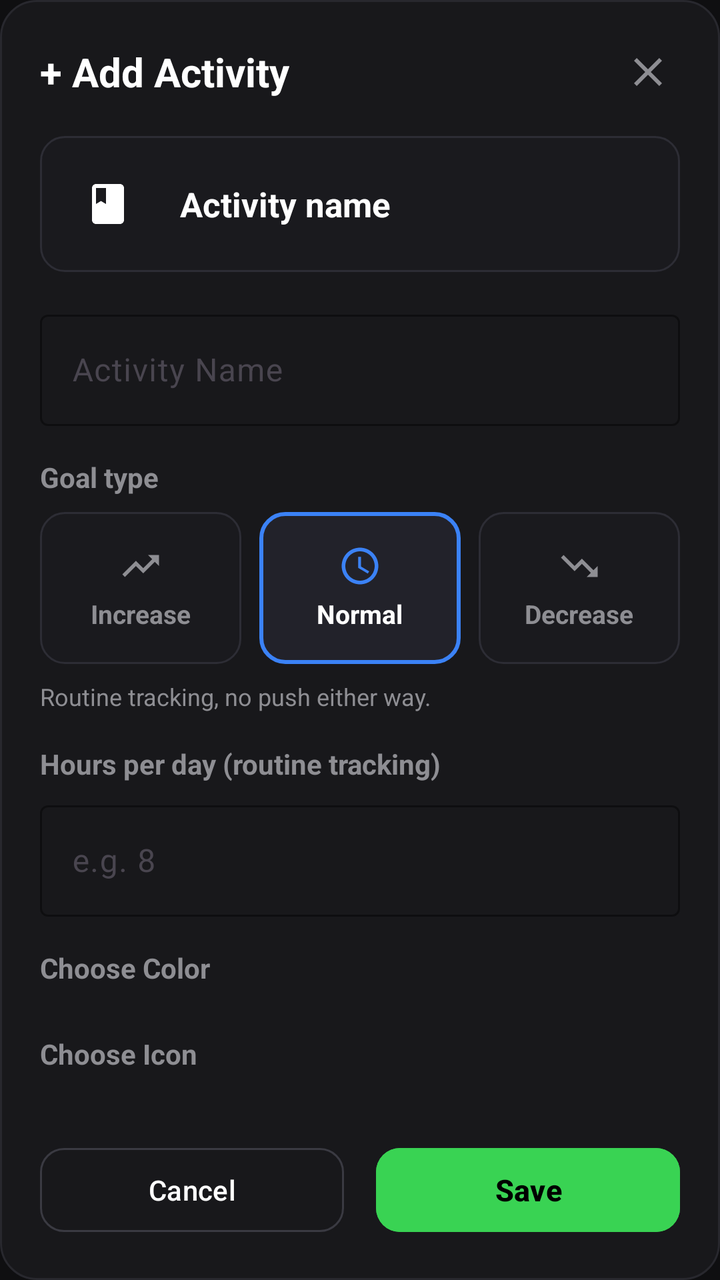
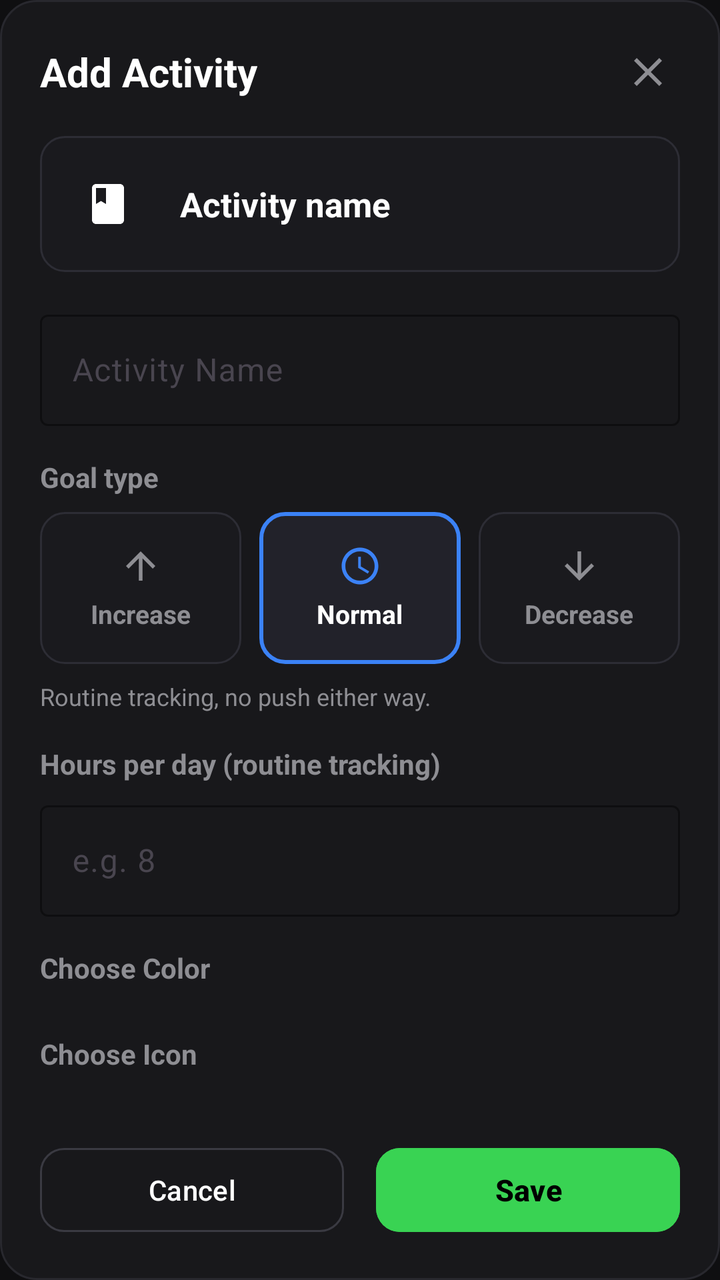

The first picture is an Android layout as it rendered before a commit; the second is the same layout after the commit. The layout source and the unified diff follow.
<!-- AndroidManifest.xml: application theme Theme.LifeFlow -->
<!-- res/layout/dialog_activity_edit.xml -->
<?xml version="1.0" encoding="utf-8"?>
<LinearLayout xmlns:android="http://schemas.android.com/apk/res/android"
    xmlns:app="http://schemas.android.com/apk/res-auto"
    xmlns:tools="http://schemas.android.com/tools"
    android:layout_width="match_parent"
    android:layout_height="wrap_content"
    android:background="@drawable/bg_rounded_card"
    android:orientation="vertical"
    android:padding="20dp">

    
    <RelativeLayout
        android:layout_width="match_parent"
        android:layout_height="wrap_content"
        android:layout_marginBottom="16dp">

        <TextView
            android:id="@+id/tv_dialog_title"
            android:layout_width="wrap_content"
            android:layout_height="wrap_content"
            android:layout_alignParentStart="true"
            android:layout_centerVertical="true"
            android:text="@string/add_activity"
            android:textColor="@color/white"
            android:textSize="20sp"
            android:textStyle="bold" />

        <ImageButton
            android:id="@+id/btn_dialog_close"
            android:layout_width="32dp"
            android:layout_height="32dp"
            android:layout_alignParentEnd="true"
            android:layout_centerVertical="true"
            android:background="?attr/selectableItemBackgroundBorderless"
            android:contentDescription="Close"
            android:padding="4dp"
            android:src="@drawable/ic_close"
            app:tint="@color/text_secondary" />
    </RelativeLayout>

    <ScrollView
        android:layout_width="match_parent"
        android:layout_height="0dp"
        android:layout_weight="1"
        android:fillViewport="true"
        android:overScrollMode="never"
        android:scrollbars="none">

        <LinearLayout
            android:layout_width="match_parent"
            android:layout_height="wrap_content"
            android:orientation="vertical">

            
            <LinearLayout
                android:id="@+id/layout_activity_preview"
                android:layout_width="match_parent"
                android:layout_height="wrap_content"
                android:layout_marginBottom="16dp"
                android:background="@drawable/bg_goal_card_unselected"
                android:gravity="center_vertical"
                android:orientation="horizontal"
                android:padding="12dp">

                <FrameLayout
                    android:id="@+id/v_preview_icon_bg"
                    android:layout_width="44dp"
                    android:layout_height="44dp">

                    <ImageView
                        android:id="@+id/iv_preview_icon"
                        android:layout_width="24dp"
                        android:layout_height="24dp"
                        android:layout_gravity="center"
                        android:contentDescription="Preview icon"
                        android:src="@drawable/ic_study" />
                </FrameLayout>

                <TextView
                    android:id="@+id/tv_preview_title"
                    android:layout_width="match_parent"
                    android:layout_height="wrap_content"
                    android:layout_marginStart="14dp"
                    android:ellipsize="end"
                    android:maxLines="1"
                    android:text="Activity name"
                    android:textColor="@color/white"
                    android:textSize="17sp"
                    android:textStyle="bold" />
            </LinearLayout>

            
            <com.google.android.material.textfield.TextInputLayout
                android:id="@+id/til_activity_name"
                style="@style/Widget.Material3.TextInputLayout.OutlinedBox"
                android:layout_width="match_parent"
                android:layout_height="wrap_content"
                android:hint="@string/activity_name_label"
                app:boxStrokeColor="@color/primary"
                app:hintTextColor="@color/primary">

                <com.google.android.material.textfield.TextInputEditText
                    android:id="@+id/et_activity_name"
                    android:layout_width="match_parent"
                    android:layout_height="wrap_content"
                    android:inputType="textCapWords"
                    android:maxLines="1"
                    android:textColor="@color/white"
                    android:textColorHint="@color/text_secondary" />
            </com.google.android.material.textfield.TextInputLayout>

            
            <TextView
                android:layout_width="wrap_content"
                android:layout_height="wrap_content"
                android:layout_marginTop="16dp"
                android:text="@string/goal_type_label"
                android:textColor="@color/text_secondary"
                android:textSize="14sp"
                android:textStyle="bold" />

            <LinearLayout
                android:layout_width="match_parent"
                android:layout_height="wrap_content"
                android:layout_marginTop="8dp"
                android:baselineAligned="false"
                android:orientation="horizontal">

                
                <LinearLayout
                    android:id="@+id/card_goal_increase"
                    android:layout_width="0dp"
                    android:layout_height="76dp"
                    android:layout_marginEnd="6dp"
                    android:layout_weight="1"
                    android:background="@drawable/bg_goal_card_unselected"
                    android:clickable="true"
                    android:focusable="true"
                    android:gravity="center"
                    android:orientation="vertical"
                    android:padding="8dp">

                    <ImageView
                        android:id="@+id/iv_goal_increase_icon"
                        android:layout_width="22dp"
                        android:layout_height="22dp"
                        android:src="@drawable/ic_trending_up"
                        app:tint="@color/text_secondary" />

                    <TextView
                        android:id="@+id/tv_goal_increase_label"
                        android:layout_width="wrap_content"
                        android:layout_height="wrap_content"
                        android:layout_marginTop="4dp"
                        android:text="@string/goal_increase"
                        android:textColor="@color/text_secondary"
                        android:textSize="13sp"
                        android:textStyle="bold" />
                </LinearLayout>

                
                <LinearLayout
                    android:id="@+id/card_goal_normal"
                    android:layout_width="0dp"
                    android:layout_height="76dp"
                    android:layout_marginStart="3dp"
                    android:layout_marginEnd="3dp"
                    android:layout_weight="1"
                    android:background="@drawable/bg_goal_card_selected"
                    android:clickable="true"
                    android:focusable="true"
                    android:gravity="center"
                    android:orientation="vertical"
                    android:padding="8dp">

                    <ImageView
                        android:id="@+id/iv_goal_normal_icon"
                        android:layout_width="22dp"
                        android:layout_height="22dp"
                        android:src="@drawable/ic_time"
                        app:tint="#3B82F6" />

                    <TextView
                        android:id="@+id/tv_goal_normal_label"
                        android:layout_width="wrap_content"
                        android:layout_height="wrap_content"
                        android:layout_marginTop="4dp"
                        android:text="@string/goal_normal"
                        android:textColor="@color/white"
                        android:textSize="13sp"
                        android:textStyle="bold" />
                </LinearLayout>

                
                <LinearLayout
                    android:id="@+id/card_goal_decrease"
                    android:layout_width="0dp"
                    android:layout_height="76dp"
                    android:layout_marginStart="6dp"
                    android:layout_weight="1"
                    android:background="@drawable/bg_goal_card_unselected"
                    android:clickable="true"
                    android:focusable="true"
                    android:gravity="center"
                    android:orientation="vertical"
                    android:padding="8dp">

                    <ImageView
                        android:id="@+id/iv_goal_decrease_icon"
                        android:layout_width="22dp"
                        android:layout_height="22dp"
                        android:src="@drawable/ic_trending_down"
                        app:tint="@color/text_secondary" />

                    <TextView
                        android:id="@+id/tv_goal_decrease_label"
                        android:layout_width="wrap_content"
                        android:layout_height="wrap_content"
                        android:layout_marginTop="4dp"
                        android:text="@string/goal_decrease"
                        android:textColor="@color/text_secondary"
                        android:textSize="13sp"
                        android:textStyle="bold" />
                </LinearLayout>
            </LinearLayout>

            
            <TextView
                android:id="@+id/tv_goal_type_description"
                android:layout_width="wrap_content"
                android:layout_height="wrap_content"
                android:layout_marginTop="8dp"
                android:text="@string/goal_desc_normal"
                android:textColor="@color/text_secondary"
                android:textSize="12sp" />

            
            <TextView
                android:id="@+id/tv_expected_hours_label"
                android:layout_width="wrap_content"
                android:layout_height="wrap_content"
                android:layout_marginTop="16dp"
                android:text="@string/target_hours_label_normal"
                android:textColor="@color/text_secondary"
                android:textSize="14sp"
                android:textStyle="bold" />

            <com.google.android.material.textfield.TextInputLayout
                android:id="@+id/til_expected_hours"
                style="@style/Widget.Material3.TextInputLayout.OutlinedBox"
                android:layout_width="match_parent"
                android:layout_height="wrap_content"
                android:layout_marginTop="6dp"
                app:boxStrokeColor="@color/primary"
                app:hintTextColor="@color/primary">

                <com.google.android.material.textfield.TextInputEditText
                    android:id="@+id/et_expected_hours"
                    android:layout_width="match_parent"
                    android:layout_height="wrap_content"
                    android:hint="e.g. 8"
                    android:inputType="numberDecimal"
                    android:maxLines="1"
                    android:textColor="@color/white"
                    android:textColorHint="@color/text_secondary" />
            </com.google.android.material.textfield.TextInputLayout>

            
            <TextView
                android:layout_width="wrap_content"
                android:layout_height="wrap_content"
                android:layout_marginTop="16dp"
                android:text="@string/activity_color_label"
                android:textColor="@color/text_secondary"
                android:textSize="14sp"
                android:textStyle="bold" />

            <HorizontalScrollView
                android:layout_width="match_parent"
                android:layout_height="wrap_content"
                android:layout_marginTop="8dp"
                android:clipToPadding="false"
                android:overScrollMode="never"
                android:scrollbars="none">

                <LinearLayout
                    android:id="@+id/layout_color_picker"
                    android:layout_width="wrap_content"
                    android:layout_height="wrap_content"
                    android:gravity="center_vertical"
                    android:orientation="horizontal" />
            </HorizontalScrollView>

            
            <LinearLayout
                android:id="@+id/layout_custom_color_row"
                android:layout_width="match_parent"
                android:layout_height="wrap_content"
                android:layout_marginTop="8dp"
                android:gravity="center_vertical"
                android:orientation="horizontal"
                android:visibility="gone"
                tools:visibility="visible">

                <com.google.android.material.textfield.TextInputLayout
                    style="@style/Widget.Material3.TextInputLayout.OutlinedBox"
                    android:layout_width="0dp"
                    android:layout_height="wrap_content"
                    android:layout_weight="1"
                    android:hint="Custom hex color (#39D353)"
                    app:boxStrokeColor="@color/primary"
                    app:hintTextColor="@color/text_secondary">

                    <com.google.android.material.textfield.TextInputEditText
                        android:id="@+id/et_custom_color"
                        android:layout_width="match_parent"
                        android:layout_height="wrap_content"
                        android:inputType="textCapCharacters"
                        android:maxLength="9"
                        android:maxLines="1"
                        android:textColor="@color/white"
                        android:textSize="13sp" />
                </com.google.android.material.textfield.TextInputLayout>

                <View
                    android:id="@+id/v_color_preview"
                    android:layout_width="36dp"
                    android:layout_height="36dp"
                    android:layout_marginStart="10dp"
                    android:background="@drawable/bg_rounded_card" />
            </LinearLayout>

            
            <TextView
                android:layout_width="wrap_content"
                android:layout_height="wrap_content"
                android:layout_marginTop="16dp"
                android:text="@string/activity_icon_label"
                android:textColor="@color/text_secondary"
                android:textSize="14sp"
                android:textStyle="bold" />

            <HorizontalScrollView
                android:layout_width="match_parent"
                android:layout_height="wrap_content"
                android:layout_marginTop="8dp"
                android:clipToPadding="false"
                android:overScrollMode="never"
                android:scrollbars="none">

                <LinearLayout
                    android:id="@+id/layout_icon_picker"
                    android:layout_width="wrap_content"
                    android:layout_height="wrap_content"
                    android:gravity="center_vertical"
                    android:orientation="horizontal" />
            </HorizontalScrollView>

            
            <com.google.android.material.textfield.TextInputLayout
                android:id="@+id/til_custom_emoji"
                style="@style/Widget.Material3.TextInputLayout.OutlinedBox"
                android:layout_width="match_parent"
                android:layout_height="wrap_content"
                android:layout_marginTop="8dp"
                android:hint="@string/custom_emoji_hint"
                android:visibility="gone"
                app:boxStrokeColor="@color/primary"
                app:hintTextColor="@color/text_secondary"
                tools:visibility="visible">

                <com.google.android.material.textfield.TextInputEditText
                    android:id="@+id/et_custom_emoji"
                    android:layout_width="match_parent"
                    android:layout_height="wrap_content"
                    android:inputType="textShortMessage"
                    android:maxLength="6"
                    android:maxLines="1"
                    android:textColor="@color/white"
                    android:textSize="18sp" />
            </com.google.android.material.textfield.TextInputLayout>

        </LinearLayout>
    </ScrollView>

    
    <LinearLayout
        android:layout_width="match_parent"
        android:layout_height="wrap_content"
        android:layout_marginTop="20dp"
        android:baselineAligned="false"
        android:orientation="horizontal">

        <com.google.android.material.button.MaterialButton
            android:id="@+id/btn_dialog_cancel"
            style="@style/Widget.Material3.Button.OutlinedButton"
            android:layout_width="0dp"
            android:layout_height="50dp"
            android:layout_marginEnd="8dp"
            android:layout_weight="1"
            android:text="@string/cancel_button"
            android:textColor="@color/white"
            app:cornerRadius="12dp"
            app:strokeColor="#3A3A42" />

        <com.google.android.material.button.MaterialButton
            android:id="@+id/btn_dialog_save"
            android:layout_width="0dp"
            android:layout_height="50dp"
            android:layout_marginStart="8dp"
            android:layout_weight="1"
            android:backgroundTint="@color/primary"
            android:text="@string/save_button"
            android:textColor="@color/black"
            android:textSize="15sp"
            android:textStyle="bold"
            app:cornerRadius="12dp" />
    </LinearLayout>

</LinearLayout>
<!-- resources referenced by this layout -->
<resources>
  <color name="black">#FF000000</color>
  <color name="primary">#39D353</color>
  <color name="text_secondary">#8E8E93</color>
  <color name="white">#FFFFFFFF</color>
  <!-- drawable bg_goal_card_selected (drawable) -->
  <?xml version="1.0" encoding="utf-8"?>
  <shape xmlns:android="http://schemas.android.com/apk/res/android"
      android:shape="rectangle">
      <solid android:color="#22222A" />
      <stroke
          android:width="2dp"
          android:color="#3B82F6" />
      <corners android:radius="12dp" />
  </shape>
  <!-- drawable bg_goal_card_unselected (drawable) -->
  <?xml version="1.0" encoding="utf-8"?>
  <shape xmlns:android="http://schemas.android.com/apk/res/android"
      android:shape="rectangle">
      <solid android:color="#1A1A1E" />
      <stroke
          android:width="1dp"
          android:color="#2D2D35" />
      <corners android:radius="12dp" />
  </shape>
  <!-- drawable bg_rounded_card (drawable) -->
  <?xml version="1.0" encoding="utf-8"?>
  <shape xmlns:android="http://schemas.android.com/apk/res/android"
      android:shape="rectangle">
      <corners android:radius="18dp" />
      <solid android:color="@color/surface" />
      <stroke
          android:width="1dp"
          android:color="@color/card_stroke" />
  </shape>
  <!-- drawable ic_close (drawable) -->
  <vector xmlns:android="http://schemas.android.com/apk/res/android"
      android:width="24dp"
      android:height="24dp"
      android:viewportWidth="24"
      android:viewportHeight="24">
    <path
        android:fillColor="#FFFFFFFF"
        android:pathData="M19,6.41L17.59,5 12,10.59 6.41,5 5,6.41 10.59,12 5,17.59 6.41,19 12,13.41 17.59,19 19,17.59 13.41,12z"/>
  </vector>
  <!-- drawable ic_trending_down (drawable) -->
  <vector xmlns:android="http://schemas.android.com/apk/res/android"
      android:width="24dp"
      android:height="24dp"
      android:viewportWidth="24"
      android:viewportHeight="24">
    <path
        android:fillColor="#FFFFFFFF"
        android:pathData="M16,18l2.29,-2.29 -4.88,-4.88 -4,4L2,7.41 3.41,6l6,6 4,-4 6.3,6.29L22,12v6h-6z"/>
  </vector>
  <!-- drawable ic_trending_up (drawable) -->
  <vector xmlns:android="http://schemas.android.com/apk/res/android"
      android:width="24dp"
      android:height="24dp"
      android:viewportWidth="24"
      android:viewportHeight="24">
    <path
        android:fillColor="#FFFFFFFF"
        android:pathData="M16,6l2.29,2.29 -4.88,4.88 -4,-4L2,16.59 3.41,18l6,-6 4,4 6.3,-6.29L22,12V6h-6z"/>
  </vector>
  <string name="activity_color_label">Choose Color</string>
  <string name="activity_icon_label">Choose Icon</string>
  <string name="activity_name_label">Activity Name</string>
  <string name="add_activity">+ Add Activity</string>
  <string name="cancel_button">Cancel</string>
  <string name="custom_emoji_hint">Type custom emoji or text (e.g. 🎯)</string>
  <string name="goal_decrease">Decrease</string>
  <string name="goal_desc_normal">Routine tracking, no push either way.</string>
  <string name="goal_increase">Increase</string>
  <string name="goal_normal">Normal</string>
  <string name="goal_type_label">Goal type</string>
  <string name="save_button">Save</string>
  <string name="target_hours_label_normal">Hours per day (routine tracking)</string>
  <color name="surface">#18181B</color>
  <color name="card_stroke">#28282E</color>
  <color name="primary_dark">#28A745</color>
  <color name="on_primary">#000000</color>
  <color name="primary_container">#1A3320</color>
  <color name="on_primary_container">#39D353</color>
  <color name="secondary">#8E8E93</color>
  <color name="secondary_container">#2C2C2E</color>
  <color name="on_secondary">#FFFFFF</color>
  <color name="on_secondary_container">#E5E5EA</color>
  <color name="background">#0F0F11</color>
  <color name="surface_variant">#242428</color>
  <color name="text_primary">#FFFFFF</color>
  <!-- unchanged entries left out for length: 3 -->
</resources>

<!-- the commit's change to res/layout/dialog_activity_edit.xml (unified diff, before → after) -->
@@ -144,7 +144,7 @@
                         android:id="@+id/iv_goal_increase_icon"
                         android:layout_width="22dp"
                         android:layout_height="22dp"
-                        android:src="@drawable/ic_trending_up"
+                        android:src="@drawable/ic_arrow_up"
                         app:tint="@color/text_secondary" />
 
                     <TextView
@@ -209,7 +209,7 @@
                         android:id="@+id/iv_goal_decrease_icon"
                         android:layout_width="22dp"
                         android:layout_height="22dp"
-                        android:src="@drawable/ic_trending_down"
+                        android:src="@drawable/ic_arrow_down"
                         app:tint="@color/text_secondary" />
 
                     <TextView
<!-- resource entries referenced after the edit -->
@@ -34,6 +34,26 @@
           android:width="1dp"
           android:color="@color/card_stroke" />
   </shape>
+  <!-- drawable ic_arrow_down (drawable) -->
+  <vector xmlns:android="http://schemas.android.com/apk/res/android"
+      android:width="12dp"
+      android:height="12dp"
+      android:viewportWidth="24"
+      android:viewportHeight="24">
+    <path
+        android:fillColor="#FFFFFFFF"
+        android:pathData="M20,12l-1.41,-1.41L13,16.17V4h-2v12.17l-5.58,-5.59L4,12l8,8 8,-8z"/>
+  </vector>
+  <!-- drawable ic_arrow_up (drawable) -->
+  <vector xmlns:android="http://schemas.android.com/apk/res/android"
+      android:width="12dp"
+      android:height="12dp"
+      android:viewportWidth="24"
+      android:viewportHeight="24">
+    <path
+        android:fillColor="#FFFFFFFF"
+        android:pathData="M4,12l1.41,1.41L11,7.83V20h2V7.83l5.58,5.59L20,12l-8,-8 -8,8z"/>
+  </vector>
   <!-- drawable ic_close (drawable) -->
   <vector xmlns:android="http://schemas.android.com/apk/res/android"
       android:width="24dp"
@@ -44,30 +64,10 @@
         android:fillColor="#FFFFFFFF"
         android:pathData="M19,6.41L17.59,5 12,10.59 6.41,5 5,6.41 10.59,12 5,17.59 6.41,19 12,13.41 17.59,19 19,17.59 13.41,12z"/>
   </vector>
-  <!-- drawable ic_trending_down (drawable) -->
-  <vector xmlns:android="http://schemas.android.com/apk/res/android"
-      android:width="24dp"
-      android:height="24dp"
-      android:viewportWidth="24"
-      android:viewportHeight="24">
-    <path
-        android:fillColor="#FFFFFFFF"
-        android:pathData="M16,18l2.29,-2.29 -4.88,-4.88 -4,4L2,7.41 3.41,6l6,6 4,-4 6.3,6.29L22,12v6h-6z"/>
-  </vector>
-  <!-- drawable ic_trending_up (drawable) -->
-  <vector xmlns:android="http://schemas.android.com/apk/res/android"
-      android:width="24dp"
-      android:height="24dp"
-      android:viewportWidth="24"
-      android:viewportHeight="24">
-    <path
-        android:fillColor="#FFFFFFFF"
-        android:pathData="M16,6l2.29,2.29 -4.88,4.88 -4,-4L2,16.59 3.41,18l6,-6 4,4 6.3,-6.29L22,12V6h-6z"/>
-  </vector>
   <string name="activity_color_label">Choose Color</string>
   <string name="activity_icon_label">Choose Icon</string>
   <string name="activity_name_label">Activity Name</string>
-  <string name="add_activity">+ Add Activity</string>
+  <string name="add_activity">Add Activity</string>
   <string name="cancel_button">Cancel</string>
   <string name="custom_emoji_hint">Type custom emoji or text (e.g. 🎯)</string>
   <string name="goal_decrease">Decrease</string>
